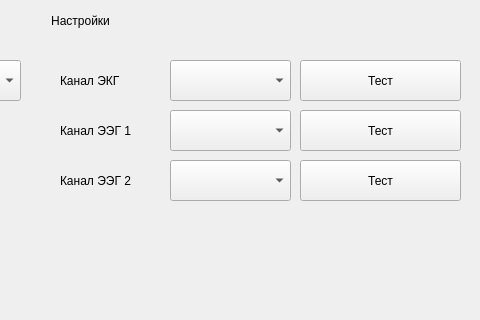
AlexeyIvanov90/Game_personality_analysis, file bio_signal/openBCI/open_bci_setting.ui: the form before one commit; both pictures show x 320 to 800 and y 0 to 320 of the 800 by 500 pixel window.
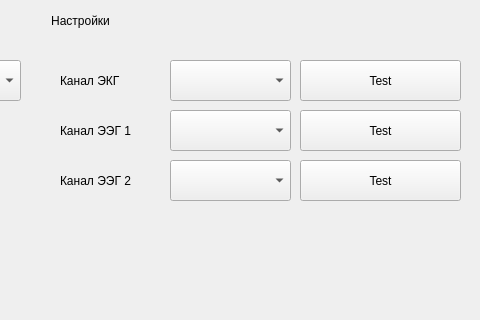
The form after the commit. Custom widgets are drawn as their Qt base class.

Commit message: Изменение названия кнопок

Patch:
```diff
--- a/bio_signal/openBCI/open_bci_setting.ui
+++ b/bio_signal/openBCI/open_bci_setting.ui
@@ -176,7 +176,7 @@
     </rect>
    </property>
    <property name="text">
-    <string>Тест</string>
+    <string>Test</string>
    </property>
   </widget>
   <widget class="QPushButton" name="pushButtonEEG1">
@@ -189,7 +189,7 @@
     </rect>
    </property>
    <property name="text">
-    <string>Тест</string>
+    <string>Test</string>
    </property>
   </widget>
   <widget class="QPushButton" name="pushButtonTestEEG2">
@@ -202,7 +202,7 @@
     </rect>
    </property>
    <property name="text">
-    <string>Тест</string>
+    <string>Test</string>
    </property>
   </widget>
   <widget class="QCustomPlot" name="widgetTest" native="true">
```
The commit also changes 1 other file.
